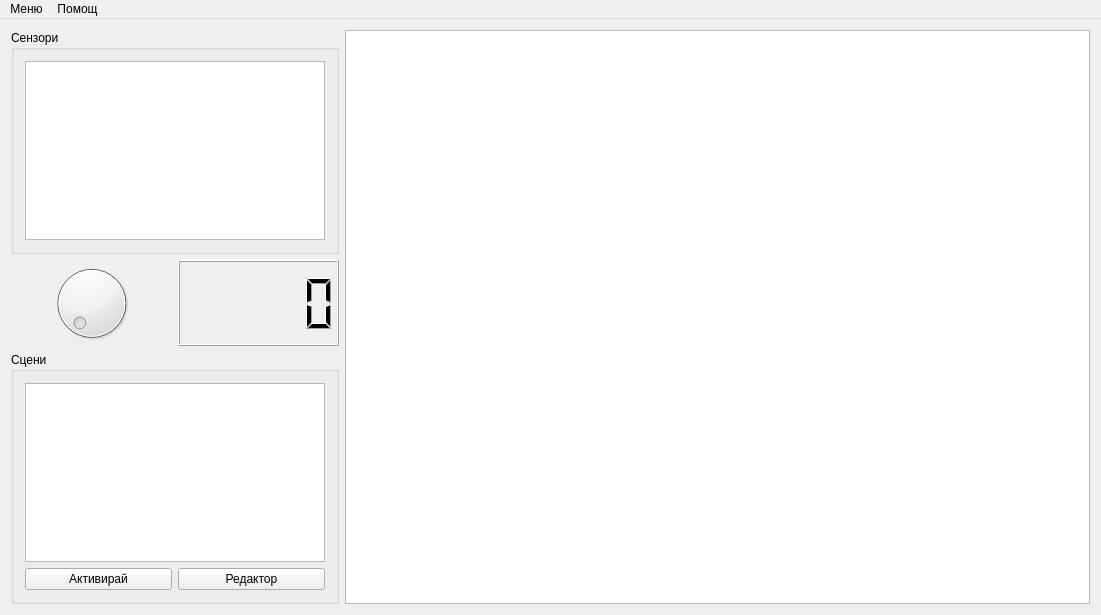
The window that GUIController/src/forms/mainwindow.ui (Zingam/SpaGUIController) describes before a commit, drawn with Qt 5.
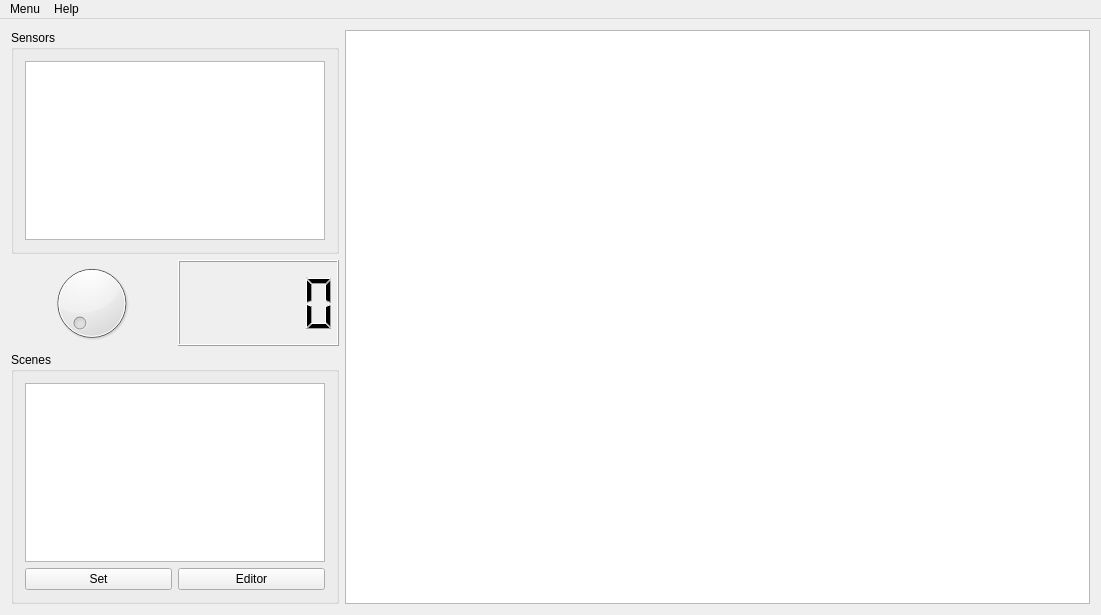
The same window after the commit.

Diff of the .ui file:
```diff
--- a/GUIController/src/forms/mainwindow.ui
+++ b/GUIController/src/forms/mainwindow.ui
@@ -20,7 +20,7 @@
       <item>
        <widget class="QGroupBox" name="groupBox_Sensors">
         <property name="title">
-         <string>Сензори</string>
+         <string>Sensors</string>
         </property>
         <layout class="QVBoxLayout" name="verticalLayout_2">
          <item>
@@ -70,7 +70,7 @@
       <item>
        <widget class="QGroupBox" name="groupBox_Scenes">
         <property name="title">
-         <string>Сцени</string>
+         <string>Scenes</string>
         </property>
         <layout class="QVBoxLayout" name="verticalLayout_3">
          <item>
@@ -94,14 +94,14 @@
            <item>
             <widget class="QPushButton" name="pushButton_ScenesSet">
              <property name="text">
-              <string>Активирай</string>
+              <string>Set</string>
              </property>
             </widget>
            </item>
            <item>
             <widget class="QPushButton" name="pushButton_ScenesEditor">
              <property name="text">
-              <string>Редактор</string>
+              <string>Editor</string>
              </property>
             </widget>
            </item>
@@ -135,13 +135,13 @@
    </property>
    <widget class="QMenu" name="menuAbout">
     <property name="title">
-     <string>Помощ</string>
+     <string>Help</string>
     </property>
     <addaction name="action_About"/>
    </widget>
    <widget class="QMenu" name="menu">
     <property name="title">
-     <string>Меню</string>
+     <string>Menu</string>
     </property>
     <addaction name="action_Exit"/>
    </widget>
```
Left out of the diff: 8 changed lines with no effect on the pictures.
